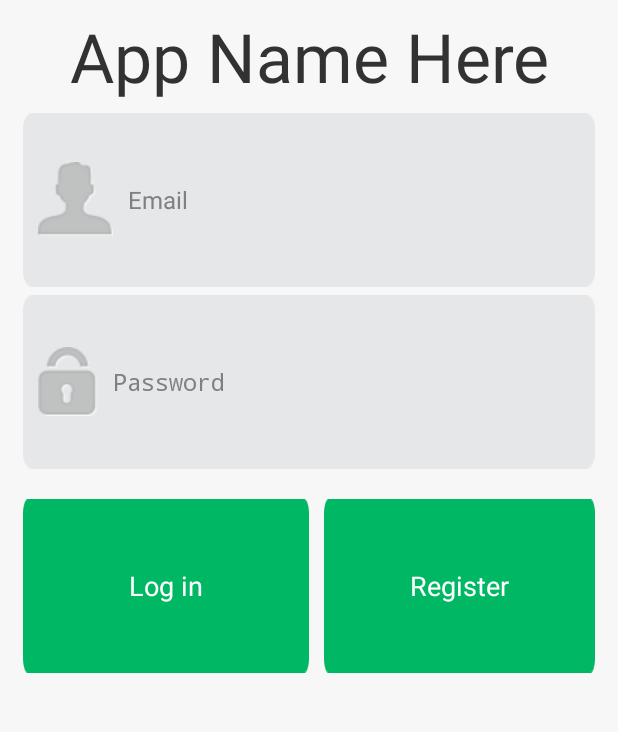
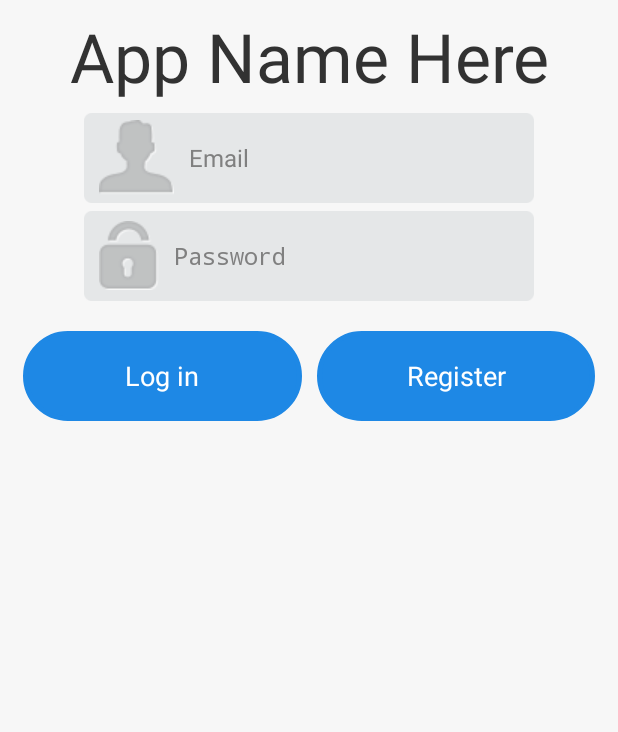
Before and after one commit to Varnasus/feeling_fine, an Android app: the screen it shows after launch (Login), on a phone screen of 412 x 824 dp, the part 402-1134 px from its top. Run offline under Robolectric (Android 15) with nearby library versions, the light colour scheme and no system bars; our stand-ins replace Firebase (no records; nobody signed in at launch, a user with empty details on screens opened directly).

Commit message:
-Added button styles

```diff
--- /dev/null
+++ b/IronLegion/Mark3Chat/app/src/main/res/drawable/button_background.xml
@@ -0,0 +1,14 @@
+<?xml version="1.0" encoding="utf-8" ?>
+<selector xmlns:android="http://schemas.android.com/apk/res/android">
+    <!--  Non focused states
+     -->
+    <item android:drawable="@drawable/button_unfocused" android:state_focused="false" android:state_pressed="false" android:state_selected="false" />
+    <item android:drawable="@drawable/button_unfocused" android:state_focused="false" android:state_pressed="false" android:state_selected="true" />
+    <!--  Focused states
+     -->
+    <item android:drawable="@drawable/button_focus" android:state_focused="true" android:state_pressed="false" android:state_selected="false" />
+    <item android:drawable="@drawable/button_focus" android:state_focused="true" android:state_pressed="false" android:state_selected="true" />
+    <!--  Pressed
+     -->
+    <item android:drawable="@drawable/button_unfocused_pressed" android:state_pressed="true" />
+</selector>
--- /dev/null
+++ b/IronLegion/Mark3Chat/app/src/main/res/drawable/button_focus.xml
@@ -0,0 +1,13 @@
+<?xml version="1.0" encoding="utf-8"?>
+<shape xmlns:android="http://schemas.android.com/apk/res/android"
+    android:shape="rectangle">
+    <stroke
+        android:width="3dp"
+        android:color="#cbd427" />
+    <corners android:radius="160dp" />
+    <gradient
+        android:angle="90"
+        android:centerColor="#52ba19"
+        android:endColor="#1d640f"
+        android:startColor="#62ff00" />
+</shape>
--- /dev/null
+++ b/IronLegion/Mark3Chat/app/src/main/res/drawable/button_unfocused.xml
@@ -0,0 +1,14 @@
+<?xml version="1.0" encoding="utf-8"?>
+<shape xmlns:android="http://schemas.android.com/apk/res/android"
+    android:shape="rectangle">
+    <stroke
+        android:width="3dp"
+        android:color="@color/main_color_blue" />
+    <corners android:radius="55dp" />
+    <gradient
+        android:angle="90"
+        android:centerColor="@color/main_color_blue"
+        android:endColor="@color/main_color_blue"
+        android:startColor="@color/main_color_blue"
+        android:type="linear"/>
+</shape>
--- /dev/null
+++ b/IronLegion/Mark3Chat/app/src/main/res/drawable/button_unfocused_pressed.xml
@@ -0,0 +1,14 @@
+<?xml version="1.0" encoding="utf-8"?>
+<shape xmlns:android="http://schemas.android.com/apk/res/android"
+    android:shape="rectangle">
+    <stroke
+        android:width="5dp"
+        android:color="@color/main_color_blue" />
+    <corners android:radius="55dp" />
+
+    <gradient
+        android:angle="90"
+        android:centerColor="@color/white_smoke"
+        android:endColor="@color/white_smoke"
+        android:startColor="@color/white_smoke" />
+</shape>
--- /dev/null
+++ b/IronLegion/Mark3Chat/app/src/main/res/drawable/text_color_pressed.xml
@@ -0,0 +1,9 @@
+<?xml version="1.0" encoding="utf-8"?>
+<selector xmlns:android="http://schemas.android.com/apk/res/android">
+
+    <item android:state_pressed="true"
+        android:color="@color/main_color_blue" /> <!-- pressed -->
+    <item android:state_focused="true"
+        android:color="@color/main_color_blue" /> <!-- focused -->
+    <item android:color="#FFFFFF" /> <!-- default -->
+</selector>
--- a/IronLegion/Mark3Chat/app/src/main/res/layout/login.xml
+++ b/IronLegion/Mark3Chat/app/src/main/res/layout/login.xml
@@ -33,8 +33,8 @@
         <EditText
             android:id="@+id/user"
             style="@style/editext_graybg"
-            android:layout_width="wrap_content"
-            android:layout_height="wrap_content"
+            android:layout_width="300dp"
+            android:layout_height="60dp"
             android:drawableLeft="@drawable/ic_username"
             android:hint="Email" >
 
@@ -44,8 +44,8 @@
         <EditText
             android:id="@+id/pwd"
             style="@style/editext_graybg"
-            android:layout_width="wrap_content"
-            android:layout_height="wrap_content"
+            android:layout_width="300dp"
+            android:layout_height="60dp"
             android:layout_marginBottom="20dp"
             android:layout_marginTop="5dp"
             android:drawableLeft="@drawable/ic_pwd"
@@ -61,20 +61,23 @@
 
             <Button
                 android:id="@+id/btnLogin"
-                style="@style/btn_white_large"
-                android:layout_width="wrap_content"
-                android:layout_height="wrap_content"
+                android:background="@drawable/button_background"
+                android:layout_width="300dp"
+                android:layout_height="60dp"
                 android:layout_weight="1"
-                android:text="@string/log_in" />
+                android:text="@string/log_in"
+                android:textColor="@drawable/text_color_pressed"/>
 
             <Button
                 android:id="@+id/btnReg"
-                style="@style/btn_white_large"
-                android:layout_width="wrap_content"
-                android:layout_height="wrap_content"
+                android:background="@drawable/button_background"
+                android:layout_width="300dp"
+                android:layout_height="60dp"
                 android:layout_weight="1"
                 android:text="@string/register"
-                android:layout_marginLeft="10dp"/>
+                android:layout_marginLeft="10dp"
+                android:textColor="@drawable/text_color_pressed"
+                />
         </LinearLayout>
     </LinearLayout>
 
--- a/IronLegion/Mark3Chat/app/src/main/res/values/colors.xml
+++ b/IronLegion/Mark3Chat/app/src/main/res/values/colors.xml
@@ -10,6 +10,8 @@
     <color name="transparent">#00000000</color>
 
     <color name="main_color_green">#00b863</color>
+    <color name="main_color_blue">#1e88e5</color>
+    <color name="main_color_gold">#9e9d24</color>
     <color name="main_color_gray_dk">#3b3b3b</color>
     <color name="main_color_gray_lt">#acacac</color>
     <color name="main_color_gray">#7d7d7d</color>
```
